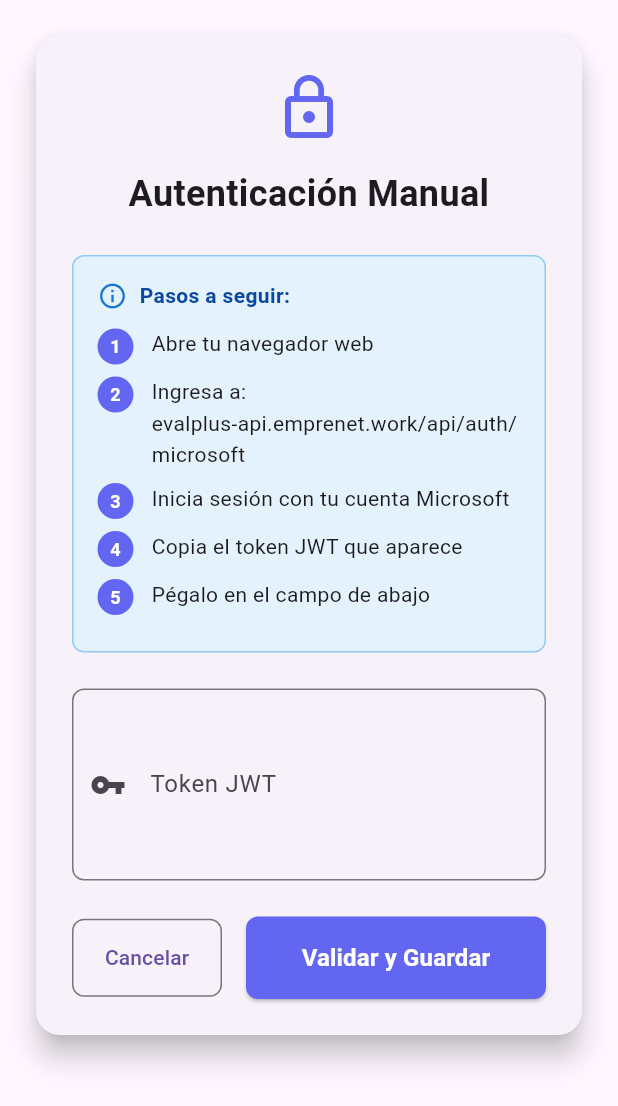
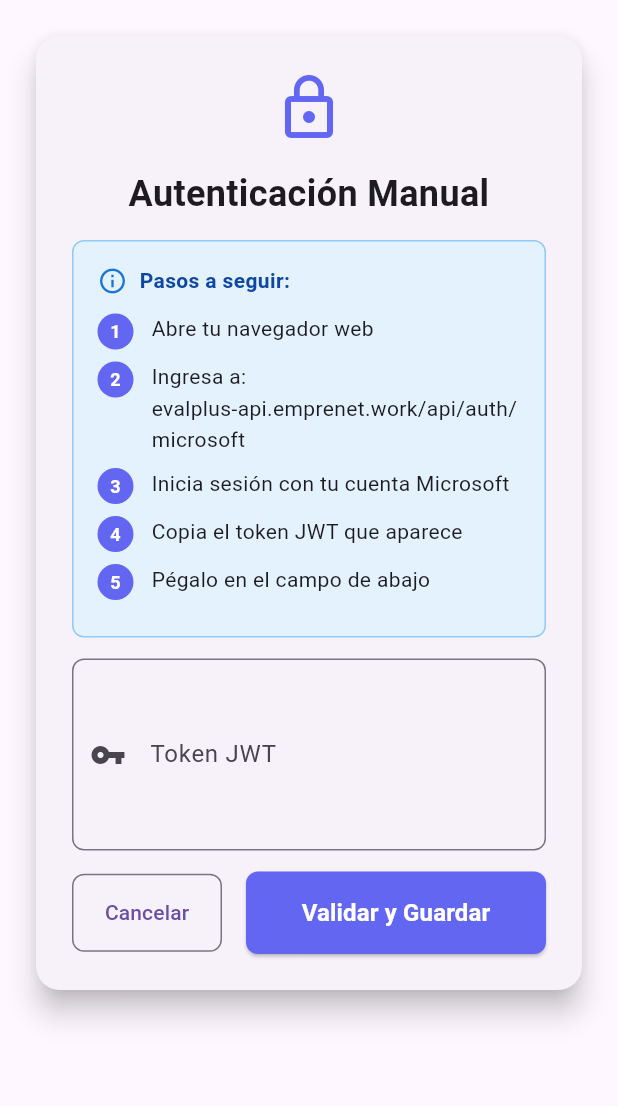
Before and after one commit to Eval-Plus/UTS_EvalPlus, a Flutter app: the ManualJwtAuthWidget widget shown alone on an empty page, opened directly, on a phone screen of 412 x 824 dp. Shown: the top 1106 px of the screen. Run offline on Flutter 3.47's test engine with Material 3 defaults, Android fonts, the light colour scheme and no system bars; our stand-ins replace flutter_secure_storage, flutter_svg, lottie, webview_flutter; accounts and stored records are empty.

Commit message:
Actualización de dependencias

```diff
--- a/lib/widgets/auth/jwt_auth.dart
+++ b/lib/widgets/auth/jwt_auth.dart
@@ -154,7 +154,7 @@ class _ManualJwtAuthWidgetState extends State<ManualJwtAuthWidget> {
                 fontWeight: FontWeight.bold,
               ),
             ),
-            const SizedBox(height: 24),
+            const SizedBox(height: 14),
 
             // Instrucciones
             Container(
@@ -193,7 +193,7 @@ class _ManualJwtAuthWidgetState extends State<ManualJwtAuthWidget> {
                 ],
               ),
             ),
-            const SizedBox(height: 24),
+            const SizedBox(height: 14),
 
             // Campo de texto
             TextField(
@@ -210,7 +210,7 @@ class _ManualJwtAuthWidgetState extends State<ManualJwtAuthWidget> {
                 contentPadding: const EdgeInsets.all(16),
               ),
             ),
-            const SizedBox(height: 24),
+            const SizedBox(height: 14),
 
             // Botones
             Row(
--- a/pubspec.yaml
+++ b/pubspec.yaml
@@ -20,6 +20,11 @@ dependencies:
   flutter_secure_storage: ^9.2.4
   http: ^1.5.0
   provider: ^6.1.5+1
+  flutter_secure_storage_linux: ^1.2.3
+  flutter_secure_storage_windows: ^3.1.2
+  path_provider: ^2.1.5
+  path_provider_linux: ^2.2.1
+  path_provider_windows: ^2.3.0
 
 dev_dependencies:
   flutter_test:
```
Also changed, not shown: pubspec.lock, 4 other files.
